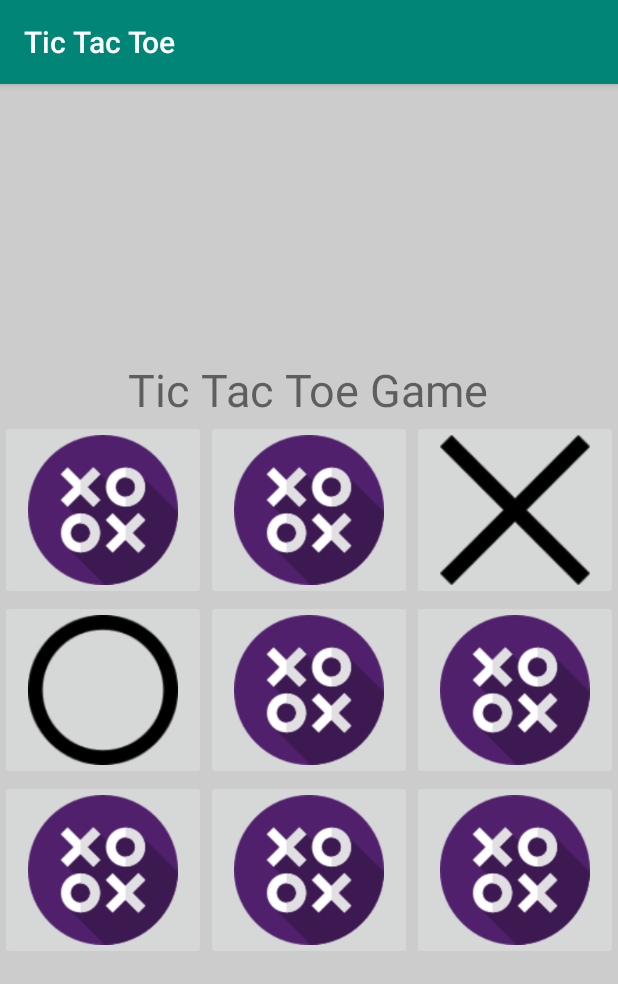
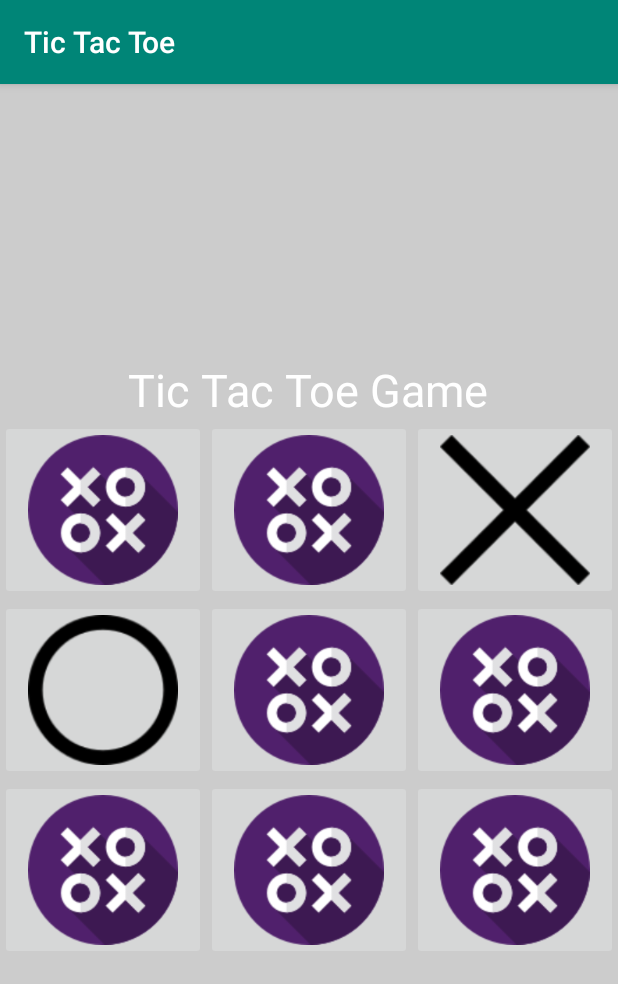
Before and after one commit to StrugglingCode/TicTacToe, an Android app: the screen it shows after launch (MainActivity), after a tap on an icon or button, on a phone screen of 412 x 824 dp. Shown: the top 984 px of the screen. Run offline under Robolectric (Android 15) with nearby library versions, the phone set to English and light mode, and no system bars; 1 other tap on this screen came first.

```diff
--- a/app/src/main/java/com/example/tictactoe/MainActivity.kt
+++ b/app/src/main/java/com/example/tictactoe/MainActivity.kt
@@ -8,8 +8,10 @@ import android.support.v7.app.AlertDialog
 import android.view.View
 import android.widget.ImageButton
 import kotlinx.android.synthetic.main.activity_main.*
+import java.lang.Exception
 
-class MainActivity : AppCompatActivity() {
+class MainActivity : AppCompatActivity()
+{
     enum class PlayingPlayer {
         Player1, Player2
     }
@@ -17,11 +19,10 @@ class MainActivity : AppCompatActivity() {
     enum class WinnerOfGame {
         Player1, Player2, NoOne
     }
+
 //instance varibale
-
     var playingPlayer: PlayingPlayer? = null
     var winnerofGame: WinnerOfGame? = null
-
     var player1Options: ArrayList<Int> = ArrayList()
     var player2Options: ArrayList<Int> = ArrayList()
     var allDisabledImages: ArrayList<ImageButton?> = ArrayList()
@@ -70,20 +71,78 @@ class MainActivity : AppCompatActivity() {
 
     }
 
-    private fun action(optionNumber: Int, selectedImageButton: ImageButton) {
+    private fun action(optionNumber: Int, _selectedImageButton: ImageButton) {
+
+        var selectedImageButton = _selectedImageButton
+
         if (playingPlayer == PlayingPlayer.Player1) {
             selectedImageButton.setImageResource(R.drawable.x_icon)
             player1Options.add(optionNumber)
             selectedImageButton.isEnabled = false
             allDisabledImages.add(selectedImageButton)
             playingPlayer = PlayingPlayer.Player2
-        } else if (playingPlayer == PlayingPlayer.Player2) {
+        }
+
+        else if (playingPlayer == PlayingPlayer.Player2) {
+            //code for player 2
             selectedImageButton.setImageResource(R.drawable.o_icon)
-            player2Options.add(optionNumber)
-            selectedImageButton.isEnabled = false
-            allDisabledImages.add(selectedImageButton)
-            playingPlayer = PlayingPlayer.Player1
+           player2Options.add(optionNumber)
+           selectedImageButton.isEnabled = false
+           allDisabledImages.add(selectedImageButton)
+          playingPlayer = PlayingPlayer.Player1
+
+            //code for player 2 as computer
+//            if (playingPlayer == PlayingPlayer.Player2) {
+//             var notSelectedImage:ArrayList<Int> = ArrayList()    //holds not selected imagesnumbers of imageButton
+//              for(imageNumber in 1..9)
+//            {
+//                     if(!(player1Options.contains(imageNumber)))
+//                     {
+//                         if(!(player2Options.contains(imageNumber))){
+//
+//                             notSelectedImage.add(imageNumber)
+//                     }
+//                }
+//            }
+//
+//            try {
+//                var randomNumber = (Math.random() * notSelectedImage.size).toInt()
+//                var imageNumber = notSelectedImage[randomNumber]
+//
+//                when(imageNumber)
+//                {
+//                    1 -> selectedImageButton = imgButton1
+//                    2 -> selectedImageButton = ImgButton2
+//                    3 -> selectedImageButton = imgButton3
+//                    4 -> selectedImageButton = imgButton4
+//                    5 -> selectedImageButton = ImgButton5
+//                    6 -> selectedImageButton = imgButton6
+//                    7 -> selectedImageButton = imgButton7
+//                    8 -> selectedImageButton = ImgButton8
+//                    9 -> selectedImageButton = imgButton9
+//                }
+//
+//                selectedImageButton.setImageResource(R.drawable.o_icon)
+//                player2Options.add(imageNumber)
+//                selectedImageButton.isEnabled = false
+//                allDisabledImages.add(selectedImageButton)
+//                playingPlayer = PlayingPlayer.Player1
+//
+//
+//
+//                }
+//                catch (e:Exception)
+//                {
+//                    e.printStackTrace()
+//            }
+
+
+
+
+
         }
+
+
 
         winnerOfGame()
     }
--- a/app/src/main/res/layout/activity_main.xml
+++ b/app/src/main/res/layout/activity_main.xml
@@ -5,12 +5,14 @@
         xmlns:app="http://schemas.android.com/apk/res-auto"
         android:layout_width="match_parent"
         android:layout_height="match_parent"
-        tools:context=".MainActivity" android:gravity="center" android:id="@+id/tableLayout">
+        tools:context=".MainActivity" android:gravity="center" android:id="@+id/tableLayout"
+        android:background="#000">
     <TableRow
             android:layout_width="match_parent"
             android:layout_height="wrap_content" android:gravity="center">
         <TextView
                 android:text="Tic Tac Toe Game"
+                android:textColor="#fff"
                 android:layout_width="wrap_content"
                 android:layout_height="wrap_content" android:id="@+id/textView" android:gravity="center"
                 android:textSize="30sp"/>
```
